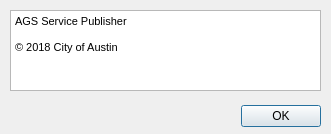
cityofaustin/ags-service-publisher-gui, file src/aboutdialog/aboutdialog.ui: the form before one commit.
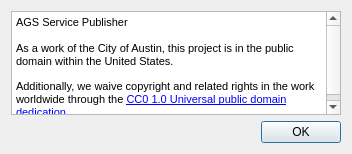
The form after the commit.

Commit message: Update about dialog with CC0 public domain dedication

The edit to the form file:
```diff
--- a/src/aboutdialog/aboutdialog.ui
+++ b/src/aboutdialog/aboutdialog.ui
@@ -6,48 +6,42 @@
    <rect>
     <x>0</x>
     <y>0</y>
-    <width>331</width>
-    <height>134</height>
+    <width>352</width>
+    <height>154</height>
    </rect>
   </property>
   <property name="windowTitle">
    <string>About</string>
   </property>
-  <widget class="QDialogButtonBox" name="buttonBox">
-   <property name="geometry">
-    <rect>
-     <x>80</x>
-     <y>100</y>
-     <width>241</width>
-     <height>32</height>
-    </rect>
-   </property>
-   <property name="orientation">
-    <enum>Qt::Horizontal</enum>
-   </property>
-   <property name="standardButtons">
-    <set>QDialogButtonBox::Ok</set>
-   </property>
-  </widget>
-  <widget class="QTextBrowser" name="textBrowser">
-   <property name="geometry">
-    <rect>
-     <x>10</x>
-     <y>10</y>
-     <width>311</width>
-     <height>81</height>
-    </rect>
-   </property>
-   <property name="html">
-    <string>&lt;!DOCTYPE HTML PUBLIC &quot;-//W3C//DTD HTML 4.0//EN&quot; &quot;http://www.w3.org/TR/REC-html40/strict.dtd&quot;&gt;
+  <layout class="QVBoxLayout" name="verticalLayout_2">
+   <item>
+    <widget class="QTextBrowser" name="textBrowser">
+     <property name="html">
+      <string>&lt;!DOCTYPE HTML PUBLIC &quot;-//W3C//DTD HTML 4.0//EN&quot; &quot;http://www.w3.org/TR/REC-html40/strict.dtd&quot;&gt;
 &lt;html&gt;&lt;head&gt;&lt;meta name=&quot;qrichtext&quot; content=&quot;1&quot; /&gt;&lt;style type=&quot;text/css&quot;&gt;
 p, li { white-space: pre-wrap; }
 &lt;/style&gt;&lt;/head&gt;&lt;body style=&quot; font-family:'MS Shell Dlg 2'; font-size:8.25pt; font-weight:400; font-style:normal;&quot;&gt;
 &lt;p style=&quot; margin-top:0px; margin-bottom:0px; margin-left:0px; margin-right:0px; -qt-block-indent:0; text-indent:0px;&quot;&gt;&lt;span style=&quot; font-size:8pt;&quot;&gt;AGS Service Publisher&lt;/span&gt;&lt;/p&gt;
 &lt;p style=&quot;-qt-paragraph-type:empty; margin-top:0px; margin-bottom:0px; margin-left:0px; margin-right:0px; -qt-block-indent:0; text-indent:0px; font-size:8pt;&quot;&gt;&lt;br /&gt;&lt;/p&gt;
-&lt;p style=&quot; margin-top:0px; margin-bottom:0px; margin-left:0px; margin-right:0px; -qt-block-indent:0; text-indent:0px;&quot;&gt;&lt;span style=&quot; font-size:8pt;&quot;&gt;© 2018 City of Austin&lt;/span&gt;&lt;/p&gt;&lt;/body&gt;&lt;/html&gt;</string>
-   </property>
-  </widget>
+&lt;p style=&quot; margin-top:0px; margin-bottom:0px; margin-left:0px; margin-right:0px; -qt-block-indent:0; text-indent:0px;&quot;&gt;&lt;span style=&quot; font-size:8pt;&quot;&gt;As a work of the City of Austin, this project is in the public domain within the United States.&lt;/span&gt;&lt;/p&gt;
+&lt;p style=&quot; margin-top:12px; margin-bottom:12px; margin-left:0px; margin-right:0px; -qt-block-indent:0; text-indent:0px;&quot;&gt;&lt;span style=&quot; font-size:8pt;&quot;&gt;Additionally, we waive copyright and related rights in the work worldwide through the &lt;/span&gt;&lt;a href=&quot;https://creativecommons.org/publicdomain/zero/1.0/&quot;&gt;&lt;span style=&quot; font-size:8pt; text-decoration: underline; color:#0000ff;&quot;&gt;CC0 1.0 Universal public domain dedication&lt;/span&gt;&lt;/a&gt;&lt;span style=&quot; font-size:8pt;&quot;&gt;.&lt;/span&gt;&lt;/p&gt;&lt;/body&gt;&lt;/html&gt;</string>
+     </property>
+     <property name="openExternalLinks">
+      <bool>true</bool>
+     </property>
+    </widget>
+   </item>
+   <item>
+    <widget class="QDialogButtonBox" name="buttonBox">
+     <property name="orientation">
+      <enum>Qt::Horizontal</enum>
+     </property>
+     <property name="standardButtons">
+      <set>QDialogButtonBox::Ok</set>
+     </property>
+    </widget>
+   </item>
+  </layout>
  </widget>
  <resources/>
  <connections>
```
